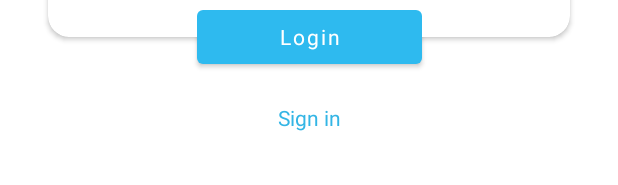
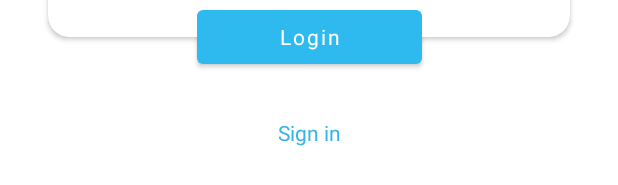
Before and after one commit to Alirezanr/Todo_MVVM, an Android app: the layout fragment_login.xml on its own in the app's theme, with its tools: preview values and no code run, on a phone screen of 412 x 824 dp. Shown: the part 832-1017 px from the top of the screen. Run offline under Robolectric (Android 15) with nearby library versions, the phone set to English and light mode, and no system bars.

Commit message:
Change application icon.

```diff
--- a/app/src/main/AndroidManifest.xml
+++ b/app/src/main/AndroidManifest.xml
@@ -5,7 +5,7 @@
     <application
         android:name=".base.BaseApplication"
         android:allowBackup="true"
-        android:icon="@mipmap/ic_launcher"
+        android:icon="@drawable/ic_main_icon"
         android:label="@string/app_name"
         android:roundIcon="@mipmap/ic_launcher_round"
         android:supportsRtl="true"
--- a/app/src/main/res/layout/fragment_login.xml
+++ b/app/src/main/res/layout/fragment_login.xml
@@ -129,5 +129,5 @@
         app:layout_constraintEnd_toEndOf="parent"
         app:layout_constraintStart_toStartOf="parent"
         app:layout_constraintTop_toBottomOf="@+id/button"
-        app:layout_constraintVertical_bias="0.10"  />
+        app:layout_constraintVertical_bias="0.15" />
 </androidx.constraintlayout.widget.ConstraintLayout>
```
